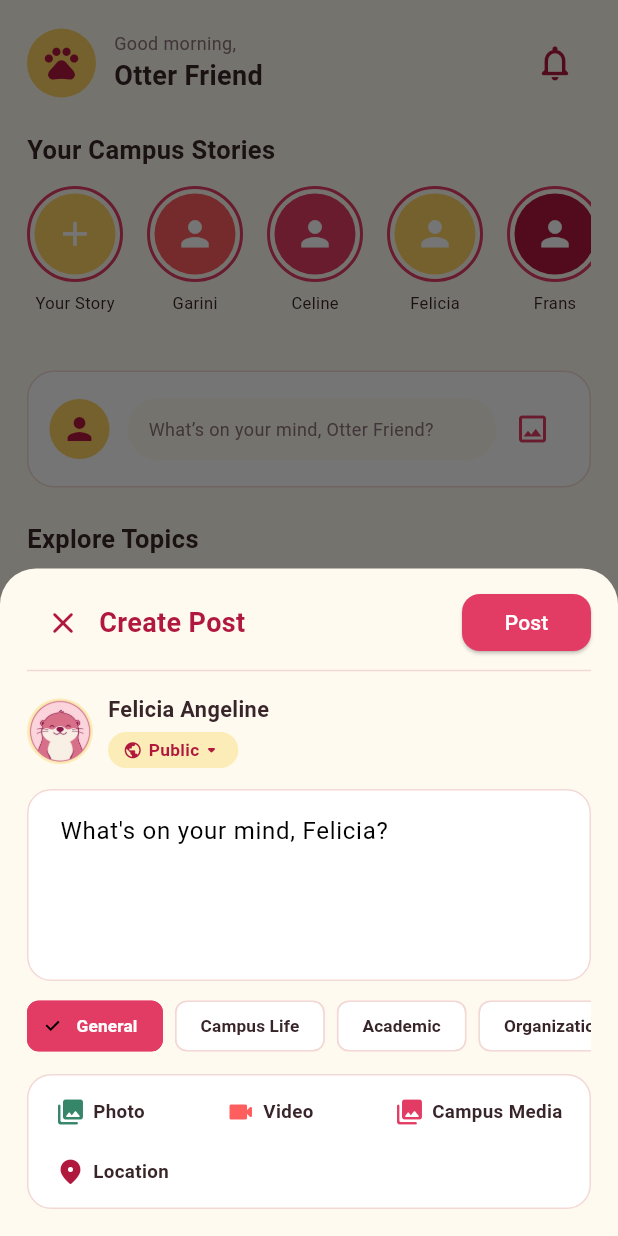
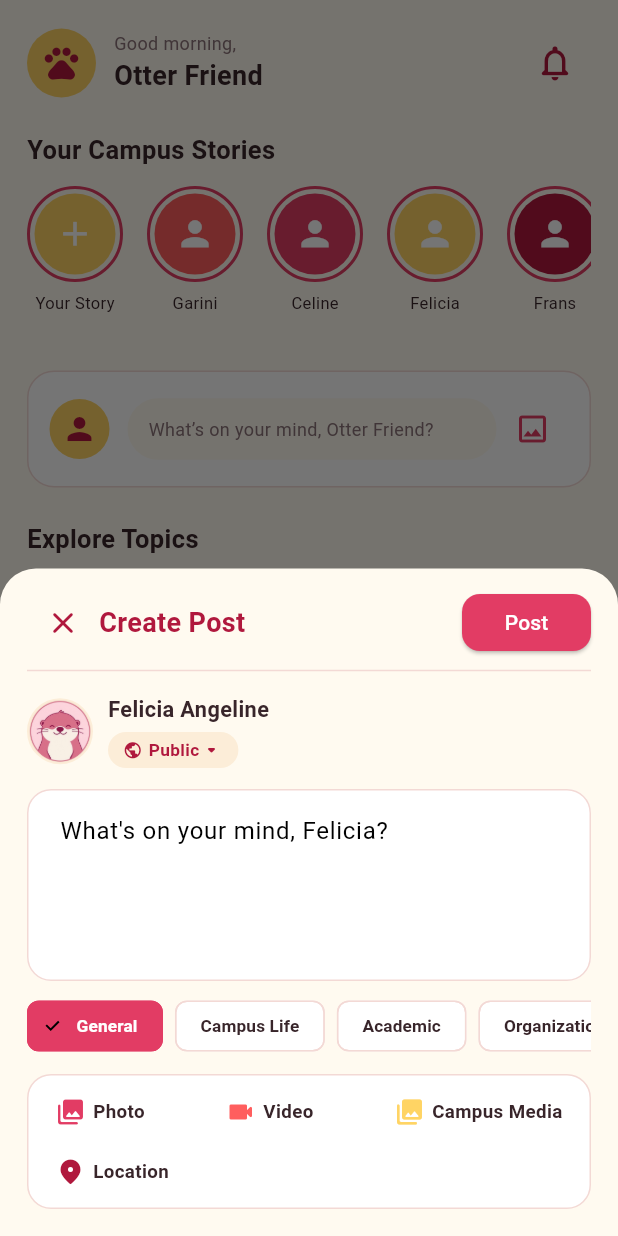
Before and after one commit to GeorginaGabriella/Otterly-Mobile-App, a Flutter app: the HomeScreen screen opened directly, after a tap on an icon or button, on a phone screen of 412 x 824 dp. Run offline on Flutter 3.47's test engine with Material 3 defaults, Android fonts, the phone set to English and light mode, and no system bars; our stand-ins replace flutter_riverpod, flutter_secure_storage, image_picker, shared_preferences, video_player; accounts and stored records are empty.

Commit message:
style: preserve original otter logo and enforce exact brand color palette

```diff
--- a/lib/core/app_colors.dart
+++ b/lib/core/app_colors.dart
@@ -1,8 +1,7 @@
 import 'package:flutter/material.dart';
 class AppColors {
   AppColors._();
-  static const Color cream = Color(0xFFFCEDB8);
-  static const Color creamSoft = Color(0xFFFCEDD8);
+  static const Color cream = Color(0xFFFCEDD8);
   static const Color yellow = Color(0xFFFFD464);
   static const Color coral = Color(0xFFFF5E5E);
   static const Color pink = Color(0xFFE23C64);
--- a/lib/core/app_constants.dart
+++ b/lib/core/app_constants.dart
@@ -4,7 +4,6 @@ class AppConstants {
   static const String slogan = 'Otterly Stay Connected with Others';
   static const String fontFamily = 'BukhariScript';
   static const String logoPath = 'assets/images/otter_logo.png';
-  static const String brandMarkPath = 'assets/images/otter_logo_mark.png';
   static const String pinkAvatarPath = 'assets/images/otter_pink.png';
   static const String blueAvatarPath = 'assets/images/otter_blue.png';
   static const String campusVideoPath = 'assets/videos/otter_campus_reel.mp4';
--- a/lib/models/friend_profile_model.dart
+++ b/lib/models/friend_profile_model.dart
@@ -34,12 +34,12 @@ class CoverPresetTheme {
     CoverPresetTheme(
       id: 'golden',
       label: 'Golden Cream',
-      gradientColors: [Color(0xFFF09819), AppColors.yellow, AppColors.cream],
+      gradientColors: [AppColors.coral, AppColors.yellow, AppColors.cream],
     ),
     CoverPresetTheme(
       id: 'berry',
       label: 'Campus Berry',
-      gradientColors: [Color(0xFF6B1028), AppColors.burgundy, AppColors.pink],
+      gradientColors: [AppColors.burgundy, AppColors.pink, AppColors.cream],
     ),
   ];
 
--- a/lib/widgets/home/post_card_widget.dart
+++ b/lib/widgets/home/post_card_widget.dart
@@ -133,7 +133,7 @@ class PostCardWidget extends StatelessWidget {
           Container(
             padding: const EdgeInsets.symmetric(horizontal: 10, vertical: 5),
             decoration: BoxDecoration(
-              color: const Color(0xFFFCEDB8),
+              color: const Color(0xFFFCEDD8),
               borderRadius: BorderRadius.circular(15),
             ),
             child: Text(
--- a/lib/widgets/home/post_category_widget.dart
+++ b/lib/widgets/home/post_category_widget.dart
@@ -40,7 +40,7 @@ class PostCategoryWidget extends StatelessWidget {
               decoration: BoxDecoration(
                 color: isSelected
                     ? const Color(0xFFE23C64)
-                    : const Color(0xFFFCEDB8),
+                    : const Color(0xFFFCEDD8),
                 borderRadius: BorderRadius.circular(20),
               ),
               child: Text(
--- a/lib/widgets/home/suggested_post_widget.dart
+++ b/lib/widgets/home/suggested_post_widget.dart
@@ -29,7 +29,7 @@ class SuggestedPostWidget extends StatelessWidget {
         child: Row(
           children: [
             CircleAvatar(
-              backgroundColor: const Color(0xFFFCEDB8),
+              backgroundColor: const Color(0xFFFCEDD8),
               child: Icon(icon, color: const Color(0xFFB0183D)),
             ),
             const SizedBox(width: 12),
--- a/lib/widgets/media/post_composer_sheet.dart
+++ b/lib/widgets/media/post_composer_sheet.dart
@@ -649,7 +649,7 @@ class _PostComposerSheetState extends State<PostComposerSheet> {
                   _buildToolbarButton(
                     icon: Icons.photo_library_rounded,
                     label: 'Photo',
-                    color: AppColors.success,
+                    color: AppColors.pink,
                     onTap: _pickPhotos,
                   ),
                   _buildToolbarButton(
@@ -661,7 +661,7 @@ class _PostComposerSheetState extends State<PostComposerSheet> {
                   _buildToolbarButton(
                     icon: Icons.collections_rounded,
                     label: 'Campus Media',
-                    color: AppColors.pink,
+                    color: AppColors.yellow,
                     onTap: _showSampleMediaPicker,
                   ),
                   _buildToolbarButton(
--- a/lib/widgets/media/post_image_view.dart
+++ b/lib/widgets/media/post_image_view.dart
@@ -21,7 +21,7 @@ class PostImageView extends StatelessWidget {
   Widget build(BuildContext context) {
     if (path.startsWith('assets/')) {
       return Container(
-        color: AppColors.creamSoft,
+        color: AppColors.cream,
         child: Image.asset(
           path,
           fit: fit,
@@ -55,7 +55,7 @@ class PostImageView extends StatelessWidget {
     return Container(
       width: width,
       height: height,
-      color: AppColors.creamSoft,
+      color: AppColors.cream,
       child: const Center(
         child: Icon(
           Icons.image_not_supported_outlined,
--- a/lib/widgets/media/post_video_player_widget.dart
+++ b/lib/widgets/media/post_video_player_widget.dart
@@ -2,7 +2,6 @@ import 'dart:async';
 import 'package:flutter/material.dart';
 import 'package:video_player/video_player.dart';
 import '../../core/app_colors.dart';
-import '../../core/app_constants.dart';
 import 'video_controller_stub.dart'
     if (dart.library.io) 'video_controller_io.dart';
 
@@ -195,7 +194,7 @@ class _PostVideoPlayerWidgetState extends State<PostVideoPlayerWidget> {
         height: widget.height,
         width: double.infinity,
         decoration: BoxDecoration(
-          color: const Color(0xFF1F1418),
+          color: AppColors.textDark,
           borderRadius: BorderRadius.circular(14),
           border: Border.all(color: AppColors.border),
         ),
@@ -219,8 +218,8 @@ class _PostVideoPlayerWidgetState extends State<PostVideoPlayerWidget> {
                     end: Alignment.bottomRight,
                     colors: [
                       AppColors.burgundy,
-                      Color(0xFF561224),
-                      Color(0xFF28121A),
+                      AppColors.pink,
+                      AppColors.coral,
                     ],
                   ),
                 ),
@@ -228,16 +227,10 @@ class _PostVideoPlayerWidgetState extends State<PostVideoPlayerWidget> {
                   child: Column(
                     mainAxisSize: MainAxisSize.min,
                     children: [
-                      Image.asset(
-                        AppConstants.brandMarkPath,
-                        width: 54,
-                        height: 54,
-                        color: AppColors.cream.withValues(alpha: 0.9),
-                        errorBuilder: (_, __, ___) => const Icon(
-                          Icons.videocam_rounded,
-                          color: AppColors.cream,
-                          size: 42,
-                        ),
+                      const Icon(
+                        Icons.videocam_rounded,
+                        color: AppColors.cream,
+                        size: 46,
                       ),
                       const SizedBox(height: 8),
                       Text(
```
Also changed, not shown: lib/widgets/profile/profile_header_widget.dart (+0 -15 lines), assets/images/otter_logo_mark.png (deleted).
